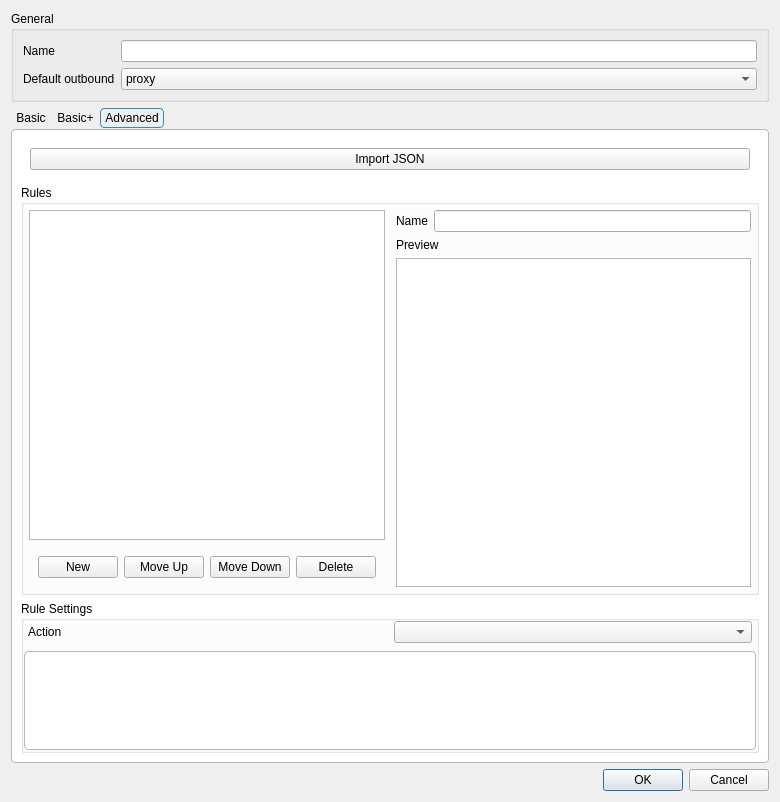
Above: include/ui/setting/RouteItem.ui from throneproj/Throne before the change. Below: the same form after it.
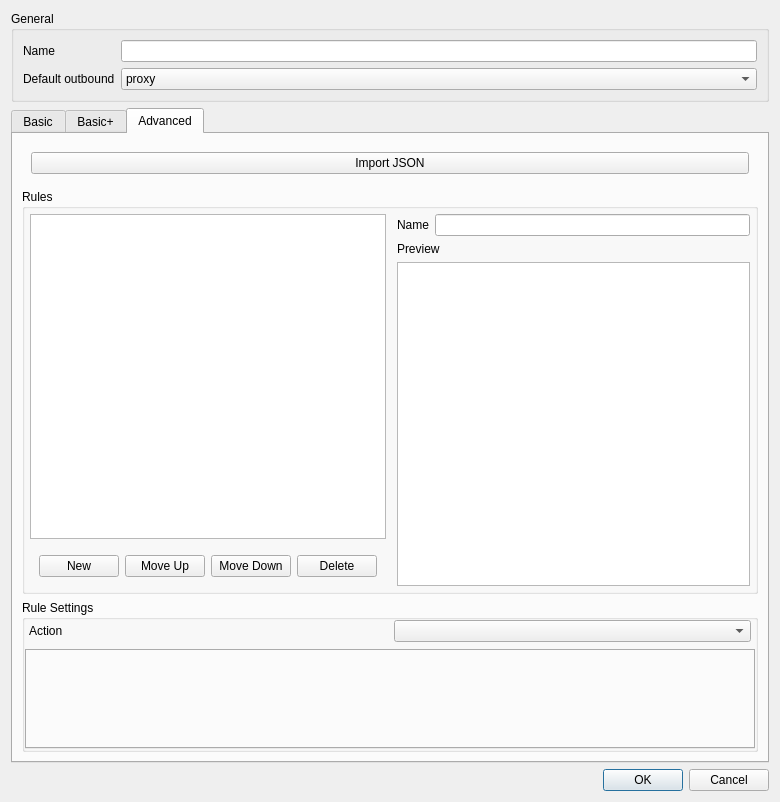
That is the form after the change. The open tabs and pages were chosen to show the change.

Commit message: fix: remove tabs property stylesheets

The edit to the form file:
```diff
--- a/include/ui/setting/RouteItem.ui
+++ b/include/ui/setting/RouteItem.ui
@@ -56,44 +56,6 @@
    </item>
    <item>
     <widget class="QTabWidget" name="tabWidget">
-     <property name="styleSheet">
-      <string notr="true">QTabWidget::pane {
-    margin-top: 1px;
-    background: palette(base);
-    border: 1px solid palette(mid);
-    border-radius: 4px;
-}
-
-QTabBar {
-    background: transparent;
-    qproperty-drawBase: 0;
-}
-
-QTabBar::tab {
-    background-color: palette(button);
-    color: palette(button-text);
-
-    border: 1px solid palette(midlight);
-    border-radius: 4px;
-
-    padding: 2px 4px;
-    margin-right: 1px;
-}
-
-QTabBar::tab:selected {
-    border: 1px solid palette(highlight);
-    background-color: palette(window); 
-}
-
-QTabBar::tab:!selected {
-    border: 1px solid palette(button);
-}
-
-QTabBar::tab:hover:!selected {
-    border: 1px solid palette(button);
-    background-color: palette(midlight);
-}</string>
-     </property>
      <property name="currentIndex">
       <number>0</number>
      </property>
@@ -667,44 +629,6 @@
               <height>100</height>
              </size>
             </property>
-            <property name="styleSheet">
-             <string notr="true">QTabWidget::pane {
-    margin-top: 1px;
-    background: palette(base);
-    border: 1px solid palette(mid);
-    border-radius: 4px;
-}
-
-QTabBar {
-    background: transparent;
-    qproperty-drawBase: 0;
-}
-
-QTabBar::tab {
-    background-color: palette(button);
-    color: palette(button-text);
-
-    border: 1px solid palette(midlight);
-    border-radius: 4px;
-
-    padding: 2px 4px;
-    margin-right: 1px;
-}
-
-QTabBar::tab:selected {
-    border: 1px solid palette(highlight);
-    background-color: palette(window); 
-}
-
-QTabBar::tab:!selected {
-    border: 1px solid palette(button);
-}
-
-QTabBar::tab:hover:!selected {
-    border: 1px solid palette(button);
-    background-color: palette(midlight);
-}</string>
-            </property>
             <property name="currentIndex">
              <number>-1</number>
             </property>
```
The commit also changes 4 other files.
